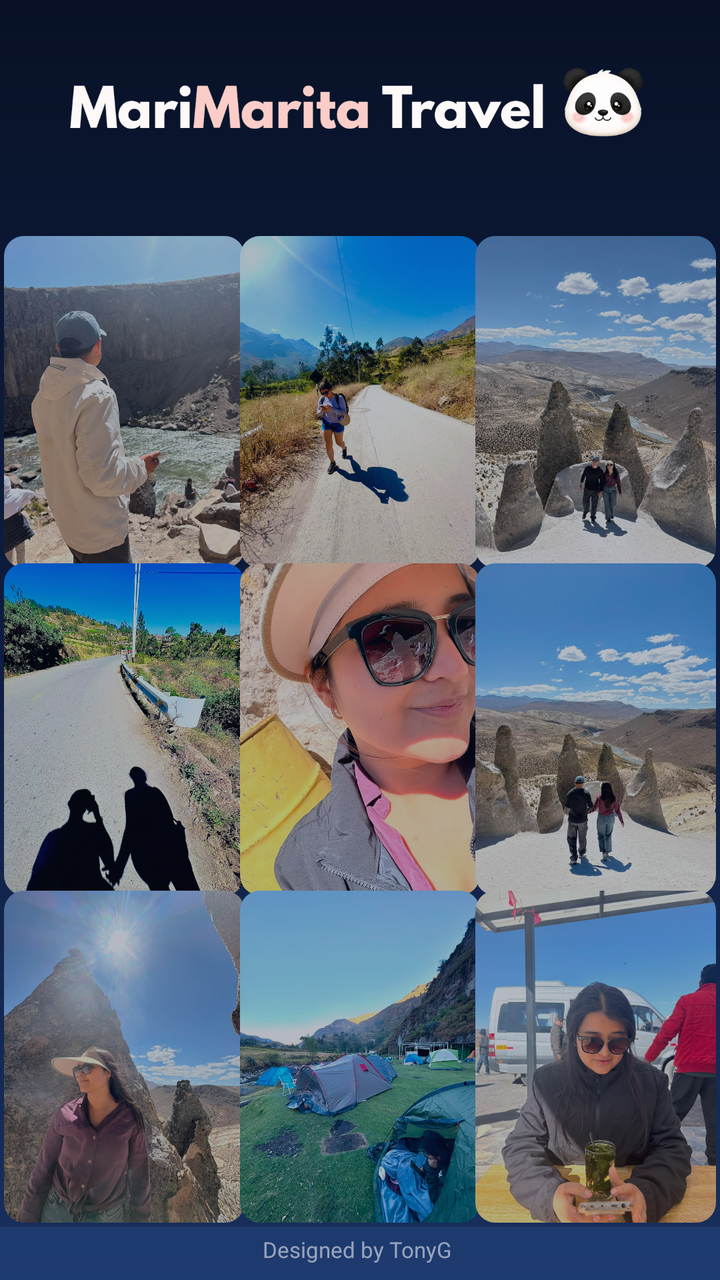
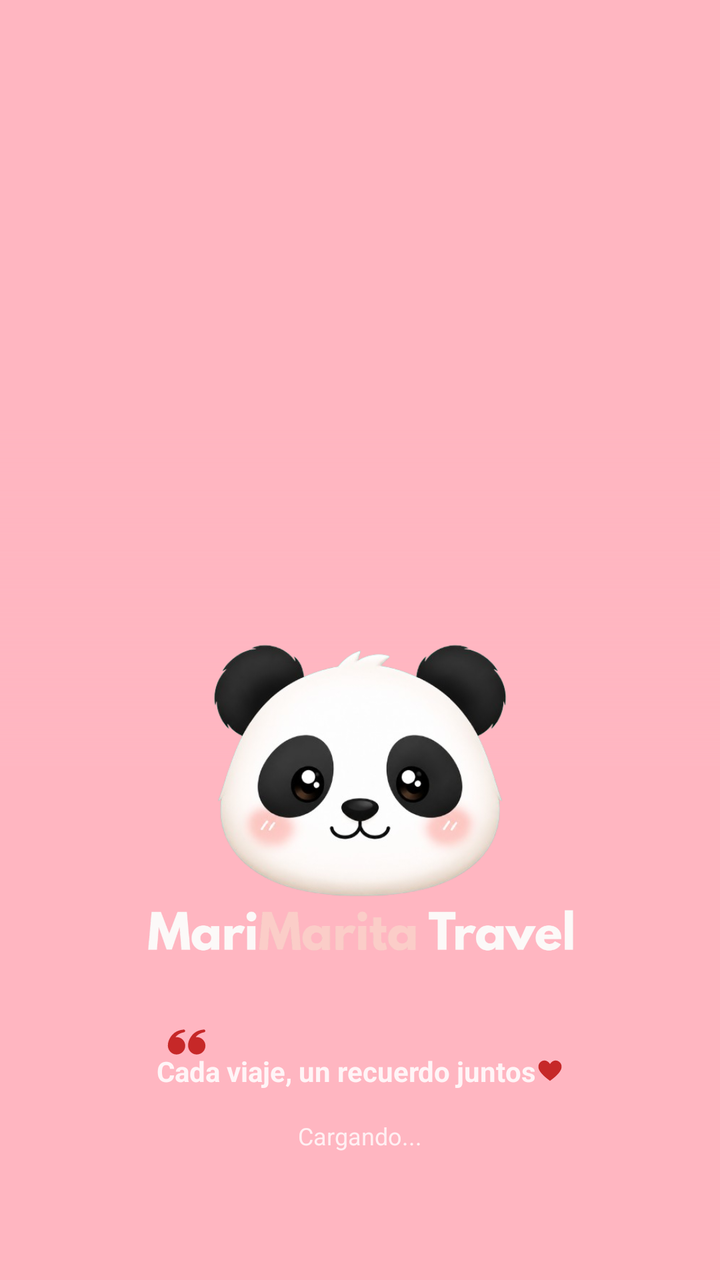

Before-and-after screenshots of an Android layout around one commit, followed by the original layout XML and the change that was made.
<!-- AndroidManifest.xml: activity theme Theme.TMarita.Splash -->
<!-- res/layout/activity_splash.xml -->
<androidx.constraintlayout.widget.ConstraintLayout
    xmlns:android="http://schemas.android.com/apk/res/android"
    xmlns:app="http://schemas.android.com/apk/res-auto"
    android:layout_width="match_parent"
    android:layout_height="match_parent"
    android:background="@drawable/bg_splash">

    
    <ImageView
        android:id="@+id/ivTitle"
        android:layout_width="300dp"
        android:layout_height="wrap_content"
        android:layout_marginTop="30dp"
        android:adjustViewBounds="true"
        android:src="@drawable/titulo2"
        android:contentDescription="@string/app_name"
        app:layout_constraintTop_toTopOf="parent"
        app:layout_constraintStart_toStartOf="parent"
        app:layout_constraintEnd_toEndOf="parent"/>

    
    <TextView
        android:id="@+id/tvQuote"
        android:layout_width="0dp"
        android:layout_height="wrap_content"
        android:layout_marginTop="8dp"
        android:layout_marginStart="40dp"
        android:layout_marginEnd="40dp"
        android:gravity="center"
        android:textStyle="bold|italic"
        android:textColor="#DDFFFFFF"
        android:textSize="13sp"
        android:lineSpacingExtra="3dp"
        app:layout_constraintTop_toBottomOf="@id/ivTitle"
        app:layout_constraintStart_toStartOf="parent"
        app:layout_constraintEnd_toEndOf="parent"/>

    
    <TextView
        android:id="@+id/tvFooter"
        android:layout_width="wrap_content"
        android:layout_height="wrap_content"
        android:text="Designed by TonyG ️"
        android:textColor="#88FFFFFF"
        android:textSize="11sp"
        android:layout_marginBottom="8dp"
        app:layout_constraintBottom_toBottomOf="parent"
        app:layout_constraintStart_toStartOf="parent"
        app:layout_constraintEnd_toEndOf="parent"/>

    
    <androidx.constraintlayout.widget.ConstraintLayout
        android:id="@+id/collageContainer"
        android:layout_width="0dp"
        android:layout_height="0dp"
        android:layout_marginTop="14dp"
        android:layout_marginBottom="4dp"
        app:layout_constraintTop_toBottomOf="@id/tvQuote"
        app:layout_constraintBottom_toTopOf="@id/tvFooter"
        app:layout_constraintStart_toStartOf="parent"
        app:layout_constraintEnd_toEndOf="parent">

        <com.google.android.material.imageview.ShapeableImageView
            android:id="@+id/foto1" android:scaleType="centerCrop" android:layout_margin="2dp"
            android:layout_width="0dp" android:layout_height="0dp"
            app:shapeAppearanceOverlay="@style/RoundedCorners"
            app:layout_constraintWidth_percent="0.334" app:layout_constraintHeight_percent="0.334"
            app:layout_constraintHorizontal_bias="0" app:layout_constraintVertical_bias="0"
            app:layout_constraintTop_toTopOf="parent" app:layout_constraintBottom_toBottomOf="parent"
            app:layout_constraintStart_toStartOf="parent" app:layout_constraintEnd_toEndOf="parent"
            android:src="@drawable/foto1"/>

        <com.google.android.material.imageview.ShapeableImageView
            android:id="@+id/foto2" android:scaleType="centerCrop" android:layout_margin="2dp"
            android:layout_width="0dp" android:layout_height="0dp"
            app:shapeAppearanceOverlay="@style/RoundedCorners"
            app:layout_constraintWidth_percent="0.334" app:layout_constraintHeight_percent="0.334"
            app:layout_constraintHorizontal_bias="0.5" app:layout_constraintVertical_bias="0"
            app:layout_constraintTop_toTopOf="parent" app:layout_constraintBottom_toBottomOf="parent"
            app:layout_constraintStart_toStartOf="parent" app:layout_constraintEnd_toEndOf="parent"
            android:src="@drawable/foto2"/>

        <com.google.android.material.imageview.ShapeableImageView
            android:id="@+id/foto3" android:scaleType="centerCrop" android:layout_margin="2dp"
            android:layout_width="0dp" android:layout_height="0dp"
            app:shapeAppearanceOverlay="@style/RoundedCorners"
            app:layout_constraintWidth_percent="0.334" app:layout_constraintHeight_percent="0.334"
            app:layout_constraintHorizontal_bias="1" app:layout_constraintVertical_bias="0"
            app:layout_constraintTop_toTopOf="parent" app:layout_constraintBottom_toBottomOf="parent"
            app:layout_constraintStart_toStartOf="parent" app:layout_constraintEnd_toEndOf="parent"
            android:src="@drawable/foto3"/>

        <com.google.android.material.imageview.ShapeableImageView
            android:id="@+id/foto4" android:scaleType="centerCrop" android:layout_margin="2dp"
            android:layout_width="0dp" android:layout_height="0dp"
            app:shapeAppearanceOverlay="@style/RoundedCorners"
            app:layout_constraintWidth_percent="0.334" app:layout_constraintHeight_percent="0.334"
            app:layout_constraintHorizontal_bias="0" app:layout_constraintVertical_bias="0.5"
            app:layout_constraintTop_toTopOf="parent" app:layout_constraintBottom_toBottomOf="parent"
            app:layout_constraintStart_toStartOf="parent" app:layout_constraintEnd_toEndOf="parent"
            android:src="@drawable/foto4"/>

        <com.google.android.material.imageview.ShapeableImageView
            android:id="@+id/foto5" android:scaleType="centerCrop" android:layout_margin="2dp"
            android:layout_width="0dp" android:layout_height="0dp"
            app:shapeAppearanceOverlay="@style/RoundedCorners"
            app:layout_constraintWidth_percent="0.334" app:layout_constraintHeight_percent="0.334"
            app:layout_constraintHorizontal_bias="0.5" app:layout_constraintVertical_bias="0.5"
            app:layout_constraintTop_toTopOf="parent" app:layout_constraintBottom_toBottomOf="parent"
            app:layout_constraintStart_toStartOf="parent" app:layout_constraintEnd_toEndOf="parent"
            android:src="@drawable/foto5"/>

        <com.google.android.material.imageview.ShapeableImageView
            android:id="@+id/foto6" android:scaleType="centerCrop" android:layout_margin="2dp"
            android:layout_width="0dp" android:layout_height="0dp"
            app:shapeAppearanceOverlay="@style/RoundedCorners"
            app:layout_constraintWidth_percent="0.334" app:layout_constraintHeight_percent="0.334"
            app:layout_constraintHorizontal_bias="1" app:layout_constraintVertical_bias="0.5"
            app:layout_constraintTop_toTopOf="parent" app:layout_constraintBottom_toBottomOf="parent"
            app:layout_constraintStart_toStartOf="parent" app:layout_constraintEnd_toEndOf="parent"
            android:src="@drawable/foto6"/>

        <com.google.android.material.imageview.ShapeableImageView
            android:id="@+id/foto7" android:scaleType="centerCrop" android:layout_margin="2dp"
            android:layout_width="0dp" android:layout_height="0dp"
            app:shapeAppearanceOverlay="@style/RoundedCorners"
            app:layout_constraintWidth_percent="0.334" app:layout_constraintHeight_percent="0.334"
            app:layout_constraintHorizontal_bias="0" app:layout_constraintVertical_bias="1"
            app:layout_constraintTop_toTopOf="parent" app:layout_constraintBottom_toBottomOf="parent"
            app:layout_constraintStart_toStartOf="parent" app:layout_constraintEnd_toEndOf="parent"
            android:src="@drawable/foto7"/>

        <com.google.android.material.imageview.ShapeableImageView
            android:id="@+id/foto8" android:scaleType="centerCrop" android:layout_margin="2dp"
            android:layout_width="0dp" android:layout_height="0dp"
            app:shapeAppearanceOverlay="@style/RoundedCorners"
            app:layout_constraintWidth_percent="0.334" app:layout_constraintHeight_percent="0.334"
            app:layout_constraintHorizontal_bias="0.5" app:layout_constraintVertical_bias="1"
            app:layout_constraintTop_toTopOf="parent" app:layout_constraintBottom_toBottomOf="parent"
            app:layout_constraintStart_toStartOf="parent" app:layout_constraintEnd_toEndOf="parent"
            android:src="@drawable/foto8"/>

        <com.google.android.material.imageview.ShapeableImageView
            android:id="@+id/foto9" android:scaleType="centerCrop" android:layout_margin="2dp"
            android:layout_width="0dp" android:layout_height="0dp"
            app:shapeAppearanceOverlay="@style/RoundedCorners"
            app:layout_constraintWidth_percent="0.334" app:layout_constraintHeight_percent="0.334"
            app:layout_constraintHorizontal_bias="1" app:layout_constraintVertical_bias="1"
            app:layout_constraintTop_toTopOf="parent" app:layout_constraintBottom_toBottomOf="parent"
            app:layout_constraintStart_toStartOf="parent" app:layout_constraintEnd_toEndOf="parent"
            android:src="@drawable/foto9"/>

    </androidx.constraintlayout.widget.ConstraintLayout>

    
    <View
        android:layout_width="0dp"
        android:layout_height="0dp"
        android:background="#4D0C1633"
        app:layout_constraintTop_toTopOf="@id/collageContainer"
        app:layout_constraintBottom_toBottomOf="@id/collageContainer"
        app:layout_constraintStart_toStartOf="@id/collageContainer"
        app:layout_constraintEnd_toEndOf="@id/collageContainer"/>

</androidx.constraintlayout.widget.ConstraintLayout>
<!-- resources referenced by this layout -->
<resources>
  <!-- drawable bg_splash (drawable) -->
  <?xml version="1.0" encoding="utf-8"?>
  <shape xmlns:android="http://schemas.android.com/apk/res/android">
  
      <gradient
          android:angle="270"
          android:startColor="#081126"
          android:centerColor="#102145"
          android:endColor="#1E3B70"/>
  
  </shape>
  <!-- drawable foto1: jpeg bitmap (drawable, 146901 bytes) -->
  <!-- drawable foto2: jpeg bitmap (drawable, 241402 bytes) -->
  <!-- drawable foto3: jpeg bitmap (drawable, 234072 bytes) -->
  <!-- drawable foto4: jpeg bitmap (drawable, 343720 bytes) -->
  <!-- drawable foto5: jpeg bitmap (drawable, 188792 bytes) -->
  <!-- drawable foto6: jpeg bitmap (drawable, 187147 bytes) -->
  <!-- drawable foto7: jpeg bitmap (drawable, 162899 bytes) -->
  <!-- drawable foto8: jpeg bitmap (drawable, 218889 bytes) -->
  <!-- drawable foto9: jpeg bitmap (drawable, 131705 bytes) -->
  <!-- drawable titulo2: png bitmap (drawable, 71681 bytes) -->
  <string name="app_name">MariMarita Travel</string>
  <style name="RoundedCorners">
          <item name="cornerFamily">rounded</item>
          <item name="cornerSize">10dp</item>
      </style>
  <style name="Theme.TMarita.Splash" parent="Theme.Material3.DayNight.NoActionBar">
          <item name="android:windowBackground">@drawable/bg_splash</item>
      </style>
</resources>

<!-- the commit's change to res/layout/activity_splash.xml (unified diff, before → after) -->
@@ -1,165 +1,143 @@
+<?xml version="1.0" encoding="utf-8"?>
 <androidx.constraintlayout.widget.ConstraintLayout
     xmlns:android="http://schemas.android.com/apk/res/android"
     xmlns:app="http://schemas.android.com/apk/res-auto"
     android:layout_width="match_parent"
     android:layout_height="match_parent"
-    android:background="@drawable/bg_splash">
+    android:background="@color/splash_pink">
+
+    
+    <androidx.constraintlayout.widget.Guideline
+        android:id="@+id/guidePhotoEnd"
+        android:layout_width="wrap_content"
+        android:layout_height="wrap_content"
+        android:orientation="horizontal"
+        app:layout_constraintGuide_percent="0.60"/>
 
     
     <ImageView
-        android:id="@+id/ivTitle"
-        android:layout_width="300dp"
-        android:layout_height="wrap_content"
-        android:layout_marginTop="30dp"
-        android:adjustViewBounds="true"
-        android:src="@drawable/titulo2"
-        android:contentDescription="@string/app_name"
+        android:id="@+id/ivPhotoA"
+        android:layout_width="0dp"
+        android:layout_height="0dp"
+        android:scaleType="centerCrop"
         app:layout_constraintTop_toTopOf="parent"
+        app:layout_constraintBottom_toBottomOf="@id/guidePhotoEnd"
+        app:layout_constraintStart_toStartOf="parent"
+        app:layout_constraintEnd_toEndOf="parent"/>
+
+    <ImageView
+        android:id="@+id/ivPhotoB"
+        android:layout_width="0dp"
+        android:layout_height="0dp"
+        android:scaleType="centerCrop"
+        android:alpha="0"
+        app:layout_constraintTop_toTopOf="parent"
+        app:layout_constraintBottom_toBottomOf="@id/guidePhotoEnd"
         app:layout_constraintStart_toStartOf="parent"
         app:layout_constraintEnd_toEndOf="parent"/>
 
     
-    <TextView
-        android:id="@+id/tvQuote"
+    <View
         android:layout_width="0dp"
-        android:layout_height="wrap_content"
-        android:layout_marginTop="8dp"
-        android:layout_marginStart="40dp"
-        android:layout_marginEnd="40dp"
-        android:gravity="center"
-        android:textStyle="bold|italic"
-        android:textColor="#DDFFFFFF"
-        android:textSize="13sp"
-        android:lineSpacingExtra="3dp"
-        app:layout_constraintTop_toBottomOf="@id/ivTitle"
+        android:layout_height="170dp"
+        android:background="@drawable/scrim_splash"
+        app:layout_constraintBottom_toBottomOf="@id/guidePhotoEnd"
         app:layout_constraintStart_toStartOf="parent"
         app:layout_constraintEnd_toEndOf="parent"/>
 
     
-    <TextView
-        android:id="@+id/tvFooter"
+    <ImageView
+        android:id="@+id/ivPanda"
+        android:layout_width="180dp"
+        android:layout_height="180dp"
+        android:src="@drawable/logo_sf"
+        android:contentDescription="Logo"
+        android:translationY="-90dp"
+        app:layout_constraintTop_toTopOf="@id/guidePhotoEnd"
+        app:layout_constraintStart_toStartOf="parent"
+        app:layout_constraintEnd_toEndOf="parent"/>
+
+    
+    <ImageView
+        android:id="@+id/tvTitle"
+        android:layout_width="220dp"
+        android:layout_height="wrap_content"
+        android:layout_marginTop="-120dp"
+        android:adjustViewBounds="true"
+        android:src="@drawable/titulo2"
+        app:layout_constraintTop_toBottomOf="@id/ivPanda"
+        app:layout_constraintStart_toStartOf="parent"
+        app:layout_constraintEnd_toEndOf="parent"/>
+
+    
+    
+    <ImageView
+        android:id="@+id/ivQuote"
+        android:layout_width="30dp"
+        android:layout_height="30dp"
+        android:layout_marginTop="20dp"
+        android:src="@drawable/comilla"
+        android:scaleY="-1"
+        android:scaleX="-1"
+        android:contentDescription="@null"
+        app:layout_constraintTop_toBottomOf="@id/tvTitle"
+        app:layout_constraintStart_toStartOf="@id/tvSubtitles"/>
+
+    
+    
+    <LinearLayout
+        android:id="@+id/tvSubtitles"
         android:layout_width="wrap_content"
         android:layout_height="wrap_content"
-        android:text="Designed by TonyG ️"
-        android:textColor="#88FFFFFF"
-        android:textSize="11sp"
-        android:layout_marginBottom="8dp"
+        android:layout_marginTop="40dp"
+        android:gravity="center"
+        android:orientation="horizontal"
+        app:layout_constraintTop_toBottomOf="@id/tvTitle"
+        app:layout_constraintStart_toStartOf="parent"
+        app:layout_constraintEnd_toEndOf="parent">
+
+        
+        <TextView
+            android:id="@+id/tvSubtitle"
+            android:layout_width="wrap_content"
+            android:layout_height="wrap_content"
+            android:text="Cada viaje, un recuerdo juntos"
+            android:textColor="#DDFFFFFF"
+            android:textSize="14sp"
+            android:textStyle="bold"/>
+
+        
+        <ImageView
+            android:id="@+id/imgHeart"
+            android:layout_width="14dp"
+            android:layout_height="14dp"
+            android:src="@drawable/heard"
+            android:contentDescription="Corazón"/>
+
+    </LinearLayout>
+
+    
+    <ProgressBar
+        android:id="@+id/progressBar"
+        style="?android:attr/progressBarStyleSmall"
+        android:layout_width="28dp"
+        android:layout_height="28dp"
+        android:layout_marginBottom="14dp"
+        android:indeterminate="true"
+        android:indeterminateTint="@android:color/white"
+        app:layout_constraintBottom_toTopOf="@id/tvLoading"
+        app:layout_constraintStart_toStartOf="parent"
+        app:layout_constraintEnd_toEndOf="parent"/>
+    <TextView
+        android:id="@+id/tvLoading"
+        android:layout_width="wrap_content"
+        android:layout_height="wrap_content"
+        android:layout_marginBottom="64dp"
+        android:text="Cargando..."
+        android:textColor="#CCFFFFFF"
+        android:textSize="12sp"
         app:layout_constraintBottom_toBottomOf="parent"
         app:layout_constraintStart_toStartOf="parent"
         app:layout_constraintEnd_toEndOf="parent"/>
 
-    
-    <androidx.constraintlayout.widget.ConstraintLayout
-        android:id="@+id/collageContainer"
-        android:layout_width="0dp"
-        android:layout_height="0dp"
-        android:layout_marginTop="14dp"
-        android:layout_marginBottom="4dp"
-        app:layout_constraintTop_toBottomOf="@id/tvQuote"
-        app:layout_constraintBottom_toTopOf="@id/tvFooter"
-        app:layout_constraintStart_toStartOf="parent"
-        app:layout_constraintEnd_toEndOf="parent">
-
-        <com.google.android.material.imageview.ShapeableImageView
-            android:id="@+id/foto1" android:scaleType="centerCrop" android:layout_margin="2dp"
-            android:layout_width="0dp" android:layout_height="0dp"
-            app:shapeAppearanceOverlay="@style/RoundedCorners"
-            app:layout_constraintWidth_percent="0.334" app:layout_constraintHeight_percent="0.334"
-            app:layout_constraintHorizontal_bias="0" app:layout_constraintVertical_bias="0"
-            app:layout_constraintTop_toTopOf="parent" app:layout_constraintBottom_toBottomOf="parent"
-            app:layout_constraintStart_toStartOf="parent" app:layout_constraintEnd_toEndOf="parent"
-            android:src="@drawable/foto1"/>
-
-        <com.google.android.material.imageview.ShapeableImageView
-            android:id="@+id/foto2" android:scaleType="centerCrop" android:layout_margin="2dp"
-            android:layout_width="0dp" android:layout_height="0dp"
-            app:shapeAppearanceOverlay="@style/RoundedCorners"
-            app:layout_constraintWidth_percent="0.334" app:layout_constraintHeight_percent="0.334"
-            app:layout_constraintHorizontal_bias="0.5" app:layout_constraintVertical_bias="0"
-            app:layout_constraintTop_toTopOf="parent" app:layout_constraintBottom_toBottomOf="parent"
-            app:layout_constraintStart_toStartOf="parent" app:layout_constraintEnd_toEndOf="parent"
-            android:src="@drawable/foto2"/>
-
-        <com.google.android.material.imageview.ShapeableImageView
-            android:id="@+id/foto3" android:scaleType="centerCrop" android:layout_margin="2dp"
-            android:layout_width="0dp" android:layout_height="0dp"
-            app:shapeAppearanceOverlay="@style/RoundedCorners"
-            app:layout_constraintWidth_percent="0.334" app:layout_constraintHeight_percent="0.334"
-            app:layout_constraintHorizontal_bias="1" app:layout_constraintVertical_bias="0"
-            app:layout_constraintTop_toTopOf="parent" app:layout_constraintBottom_toBottomOf="parent"
-            app:layout_constraintStart_toStartOf="parent" app:layout_constraintEnd_toEndOf="parent"
-            android:src="@drawable/foto3"/>
-
-        <com.google.android.material.imageview.ShapeableImageView
-            android:id="@+id/foto4" android:scaleType="centerCrop" android:layout_margin="2dp"
-            android:layout_width="0dp" android:layout_height="0dp"
-            app:shapeAppearanceOverlay="@style/RoundedCorners"
-            app:layout_constraintWidth_percent="0.334" app:layout_constraintHeight_percent="0.334"
-            app:layout_constraintHorizontal_bias="0" app:layout_constraintVertical_bias="0.5"
-            app:layout_constraintTop_toTopOf="parent" app:layout_constraintBottom_toBottomOf="parent"
-            app:layout_constraintStart_toStartOf="parent" app:layout_constraintEnd_toEndOf="parent"
-            android:src="@drawable/foto4"/>
-
-        <com.google.android.material.imageview.ShapeableImageView
-            android:id="@+id/foto5" android:scaleType="centerCrop" android:layout_margin="2dp"
-            android:layout_width="0dp" android:layout_height="0dp"
-            app:shapeAppearanceOverlay="@style/RoundedCorners"
-            app:layout_constraintWidth_percent="0.334" app:layout_constraintHeight_percent="0.334"
-            app:layout_constraintHorizontal_bias="0.5" app:layout_constraintVertical_bias="0.5"
-            app:layout_constraintTop_toTopOf="parent" app:layout_constraintBottom_toBottomOf="parent"
-            app:layout_constraintStart_toStartOf="parent" app:layout_constraintEnd_toEndOf="parent"
-            android:src="@drawable/foto5"/>
-
-        <com.google.android.material.imageview.ShapeableImageView
-            android:id="@+id/foto6" android:scaleType="centerCrop" android:layout_margin="2dp"
-            android:layout_width="0dp" android:layout_height="0dp"
-            app:shapeAppearanceOverlay="@style/RoundedCorners"
-            app:layout_constraintWidth_percent="0.334" app:layout_constraintHeight_percent="0.334"
-            app:layout_constraintHorizontal_bias="1" app:layout_constraintVertical_bias="0.5"
-            app:layout_constraintTop_toTopOf="parent" app:layout_constraintBottom_toBottomOf="parent"
-            app:layout_constraintStart_toStartOf="parent" app:layout_constraintEnd_toEndOf="parent"
-            android:src="@drawable/foto6"/>
-
-        <com.google.android.material.imageview.ShapeableImageView
-            android:id="@+id/foto7" android:scaleType="centerCrop" android:layout_margin="2dp"
-            android:layout_width="0dp" android:layout_height="0dp"
-            app:shapeAppearanceOverlay="@style/RoundedCorners"
-            app:layout_constraintWidth_percent="0.334" app:layout_constraintHeight_percent="0.334"
-            app:layout_constraintHorizontal_bias="0" app:layout_constraintVertical_bias="1"
-            app:layout_constraintTop_toTopOf="parent" app:layout_constraintBottom_toBottomOf="parent"
-            app:layout_constraintStart_toStartOf="parent" app:layout_constraintEnd_toEndOf="parent"
-            android:src="@drawable/foto7"/>
-
-        <com.google.android.material.imageview.ShapeableImageView
-            android:id="@+id/foto8" android:scaleType="centerCrop" android:layout_margin="2dp"
-            android:layout_width="0dp" android:layout_height="0dp"
-            app:shapeAppearanceOverlay="@style/RoundedCorners"
-            app:layout_constraintWidth_percent="0.334" app:layout_constraintHeight_percent="0.334"
-            app:layout_constraintHorizontal_bias="0.5" app:layout_constraintVertical_bias="1"
-            app:layout_constraintTop_toTopOf="parent" app:layout_constraintBottom_toBottomOf="parent"
-            app:layout_constraintStart_toStartOf="parent" app:layout_constraintEnd_toEndOf="parent"
-            android:src="@drawable/foto8"/>
-
-        <com.google.android.material.imageview.ShapeableImageView
-            android:id="@+id/foto9" android:scaleType="centerCrop" android:layout_margin="2dp"
-            android:layout_width="0dp" android:layout_height="0dp"
-            app:shapeAppearanceOverlay="@style/RoundedCorners"
-            app:layout_constraintWidth_percent="0.334" app:layout_constraintHeight_percent="0.334"
-            app:layout_constraintHorizontal_bias="1" app:layout_constraintVertical_bias="1"
-            app:layout_constraintTop_toTopOf="parent" app:layout_constraintBottom_toBottomOf="parent"
-            app:layout_constraintStart_toStartOf="parent" app:layout_constraintEnd_toEndOf="parent"
-            android:src="@drawable/foto9"/>
-
-    </androidx.constraintlayout.widget.ConstraintLayout>
-
-    
-    <View
-        android:layout_width="0dp"
-        android:layout_height="0dp"
-        android:background="#4D0C1633"
-        app:layout_constraintTop_toTopOf="@id/collageContainer"
-        app:layout_constraintBottom_toBottomOf="@id/collageContainer"
-        app:layout_constraintStart_toStartOf="@id/collageContainer"
-        app:layout_constraintEnd_toEndOf="@id/collageContainer"/>
-
 </androidx.constraintlayout.widget.ConstraintLayout>
<!-- resource entries referenced after the edit -->
@@ -1,33 +1,48 @@
 <!-- resources referenced by this layout -->
 <resources>
-  <!-- drawable bg_splash (drawable) -->
+  <color name="splash_pink">#FFB6C1</color>
+  <!-- drawable comilla (drawable) -->
+  <vector xmlns:android="http://schemas.android.com/apk/res/android"
+      android:width="2834.9dp"
+      android:height="2834.9dp"
+      android:viewportWidth="2834.9"
+      android:viewportHeight="2834.9">
+    <path
+        android:pathData="M990.6,1645.9C974.1,1647.9 957.3,1648.9 940.3,1648.9C713.8,1648.9 530,1465.1 530,1238.6C530,1012.2 713.8,828.4 940.3,828.4C1166.7,828.4 1343.4,1012.3 1350.5,1238.6C1358,1475.4 1216.9,1671.5 1139.3,1758.7C1016.9,1896.5 840.2,1982.2 609.8,2005.9C574.6,2011.3 541.6,1987.1 536.2,1951.8C530.7,1916.6 554.9,1883.6 590.2,1878.2C771.1,1841 904,1764.6 990.6,1645.9ZM1944.4,1645.9C1927.9,1647.9 1911.1,1648.9 1894.1,1648.9C1667.7,1648.9 1483.8,1465.1 1483.8,1238.6C1483.8,1012.2 1667.7,828.4 1894.1,828.4C2120.6,828.4 2297.3,1012.3 2304.4,1238.6C2311.8,1475.4 2170.7,1671.5 2093.2,1758.7C1970.7,1896.5 1794.1,1982.2 1563.7,2005.9C1528.4,2011.3 1495.4,1987.1 1490,1951.8C1484.6,1916.6 1508.8,1883.6 1544,1878.2C1725,1841 1857.9,1764.6 1944.4,1645.9"
+        android:fillColor="@color/rojo"
+        android:fillType="evenOdd"/>
+  </vector>
+  <!-- drawable heard (drawable) -->
+  <vector xmlns:android="http://schemas.android.com/apk/res/android"
+      android:width="3750dp"
+      android:height="3750dp"
+      android:viewportWidth="3750"
+      android:viewportHeight="3750">
+    <path
+        android:pathData="M1133.3,511.3C618.3,509.6 162.6,1032.9 373,1654.2C615,2268.5 1285.8,2803.1 1875,3238.7C2464.2,2803.1 3135,2268.5 3377,1654.2C3587.4,1032.9 3131.7,509.6 2616.7,511.3C2356.2,512.2 2087.3,652.4 1875,977.2C1662.7,652.4 1393.8,512.2 1133.3,511.3ZM1133.3,511.3"
+        android:fillColor="@color/rojo"
+        android:fillType="evenOdd"/>
+  </vector>
+  <!-- drawable logo_sf: png bitmap (drawable, 135468 bytes) -->
+  <!-- drawable scrim_splash (drawable) -->
   <?xml version="1.0" encoding="utf-8"?>
   <shape xmlns:android="http://schemas.android.com/apk/res/android">
-  
       <gradient
           android:angle="270"
-          android:startColor="#081126"
-          android:centerColor="#102145"
-          android:endColor="#1E3B70"/>
+          android:startColor="#00FFB6C1"
+          android:endColor="@color/splash_pink"/>
+  </shape>
+  <!-- drawable titulo2: png bitmap (drawable, 30624 bytes) -->
+  <style name="Theme.TMarita.Splash" parent="Theme.Material3.DayNight.NoActionBar">
+          
+          <item name="android:windowBackground">@color/splash_pink</item>
   
-  </shape>
-  <!-- drawable foto1: jpeg bitmap (drawable, 146901 bytes) -->
-  <!-- drawable foto2: jpeg bitmap (drawable, 241402 bytes) -->
-  <!-- drawable foto3: jpeg bitmap (drawable, 234072 bytes) -->
-  <!-- drawable foto4: jpeg bitmap (drawable, 343720 bytes) -->
-  <!-- drawable foto5: jpeg bitmap (drawable, 188792 bytes) -->
-  <!-- drawable foto6: jpeg bitmap (drawable, 187147 bytes) -->
-  <!-- drawable foto7: jpeg bitmap (drawable, 162899 bytes) -->
-  <!-- drawable foto8: jpeg bitmap (drawable, 218889 bytes) -->
-  <!-- drawable foto9: jpeg bitmap (drawable, 131705 bytes) -->
-  <!-- drawable titulo2: png bitmap (drawable, 71681 bytes) -->
-  <string name="app_name">MariMarita Travel</string>
-  <style name="RoundedCorners">
-          <item name="cornerFamily">rounded</item>
-          <item name="cornerSize">10dp</item>
+          
+          <item name="android:statusBarColor">@android:color/transparent</item>
+          <item name="android:navigationBarColor">@android:color/transparent</item>
+          <item name="android:windowDrawsSystemBarBackgrounds">true</item>
+          <item name="android:windowLightStatusBar">false</item>
       </style>
-  <style name="Theme.TMarita.Splash" parent="Theme.Material3.DayNight.NoActionBar">
-          <item name="android:windowBackground">@drawable/bg_splash</item>
-      </style>
+  <color name="rojo">#C62828</color>
 </resources>
 
